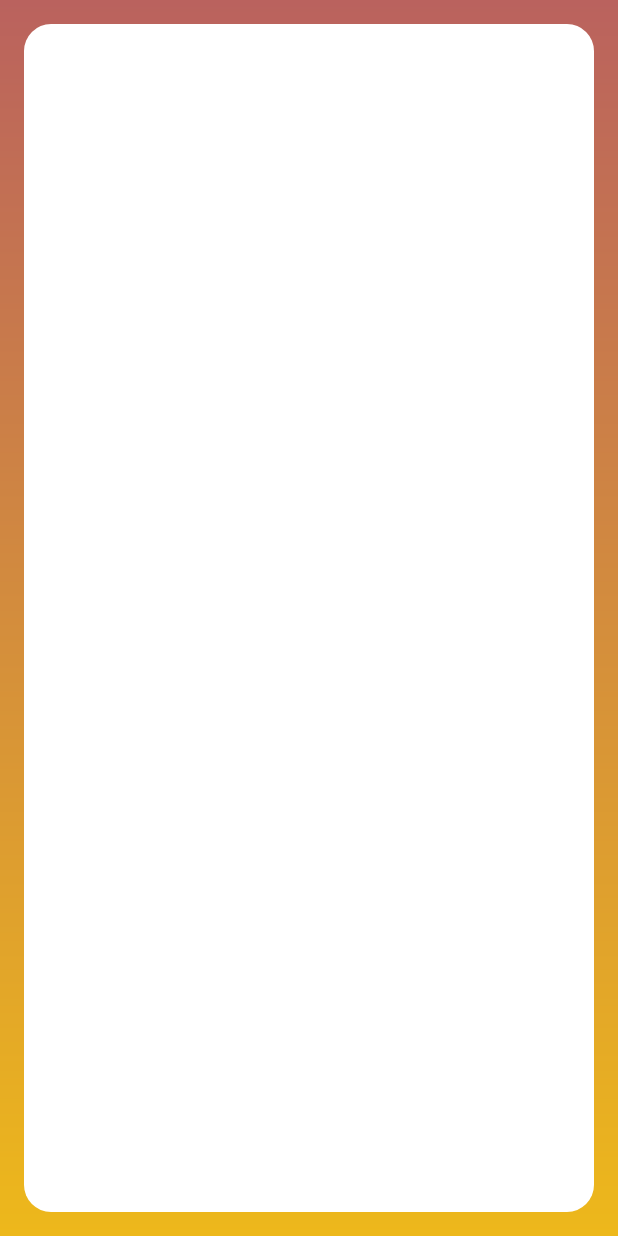
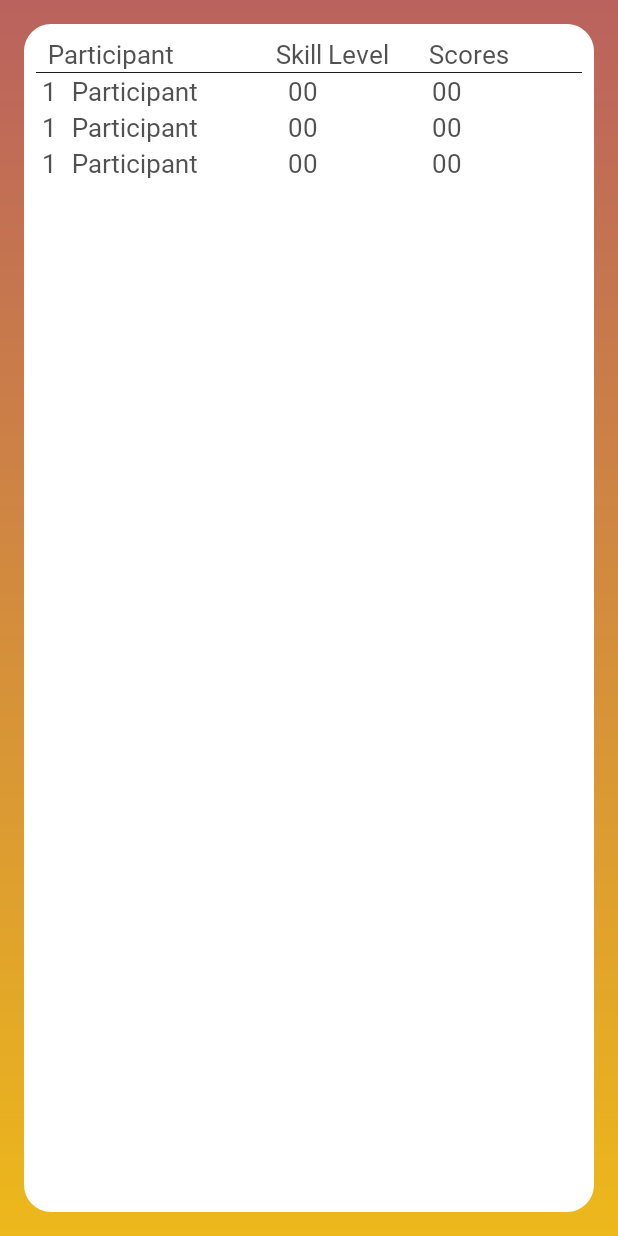
Before and after one commit to Xkoranate-Mobile-Development-Team/Xkoranate-Mobile, an Android app: the layout fragment_league_table.xml on its own in the app's theme, with its tools: preview values and no code run, on a phone screen of 412 x 824 dp. Run offline under Robolectric (Android 15) with nearby library versions, the light colour scheme and no system bars.

Commit message:
sharedViewModel

```diff
--- a/app/src/main/res/layout/fragment_league_table.xml
+++ b/app/src/main/res/layout/fragment_league_table.xml
@@ -1,18 +1,76 @@
 <?xml version="1.0" encoding="utf-8"?>
 
 <layout xmlns:android="http://schemas.android.com/apk/res/android"
+    xmlns:app="http://schemas.android.com/apk/res-auto"
     xmlns:tools="http://schemas.android.com/tools">
 
     <FrameLayout
         android:layout_width="match_parent"
         android:layout_height="match_parent"
+        android:background="@drawable/gradient_color"
         tools:context=".ui.fragments.LeagueTableFragment">
 
-        <TableLayout
+        <androidx.constraintlayout.widget.ConstraintLayout
             android:layout_width="match_parent"
             android:layout_height="match_parent"
             android:layout_margin="16dp"
-            android:background="@drawable/white_rounded_bg" />
+            android:background="@drawable/white_rounded_bg"
+            android:padding="8dp">
+
+            <LinearLayout
+                android:id="@+id/tableHeaders"
+                android:layout_width="match_parent"
+                android:layout_height="wrap_content"
+                android:orientation="horizontal"
+                app:layout_constraintEnd_toEndOf="parent"
+                app:layout_constraintStart_toStartOf="parent"
+                app:layout_constraintTop_toTopOf="parent">
+
+                <TextView
+                    android:layout_width="0dp"
+                    android:layout_height="wrap_content"
+                    android:layout_marginStart="8dp"
+                    android:layout_weight="1.5"
+                    android:fontFamily="@font/meiryo_ui_w53_regular"
+                    android:text="@string/participant"
+                    android:textSize="17sp" />
+
+                <TextView
+                    android:layout_width="0dp"
+                    android:layout_height="wrap_content"
+                    android:layout_weight="1"
+                    android:fontFamily="@font/meiryo_ui_w53_regular"
+                    android:text="@string/skill_level"
+                    android:textSize="17sp" />
+
+                <TextView
+                    android:layout_width="0dp"
+                    android:layout_height="wrap_content"
+                    android:layout_weight="1"
+                    android:fontFamily="@font/meiryo_ui_w53_regular"
+                    android:text="@string/scores_goals"
+                    android:textSize="17sp" />
+
+            </LinearLayout>
+
+            <ImageView
+                android:id="@+id/divider"
+                android:layout_width="match_parent"
+                android:layout_height="wrap_content"
+                android:src="@color/black"
+                app:layout_constraintEnd_toEndOf="parent"
+                app:layout_constraintStart_toStartOf="parent"
+                app:layout_constraintTop_toBottomOf="@+id/tableHeaders" />
+
+            <androidx.recyclerview.widget.RecyclerView
+                android:layout_width="match_parent"
+                android:layout_height="wrap_content"
+                app:layout_constraintEnd_toEndOf="parent"
+                app:layout_constraintStart_toStartOf="parent"
+                app:layout_constraintTop_toBottomOf="@+id/divider"
+                tools:listitem="@layout/rv_child_league_table" />
+
+        </androidx.constraintlayout.widget.ConstraintLayout>
 
     </FrameLayout>
 
--- /dev/null
+++ b/app/src/main/res/layout/rv_child_league_table.xml
@@ -0,0 +1,59 @@
+<?xml version="1.0" encoding="utf-8"?>
+<androidx.constraintlayout.widget.ConstraintLayout xmlns:android="http://schemas.android.com/apk/res/android"
+    xmlns:app="http://schemas.android.com/apk/res-auto"
+    android:layout_width="match_parent"
+    android:layout_height="wrap_content"
+    android:paddingStart="4dp"
+    android:paddingEnd="4dp">
+
+    <LinearLayout
+        android:layout_width="match_parent"
+        android:layout_height="wrap_content"
+        app:layout_constraintEnd_toEndOf="parent"
+        app:layout_constraintStart_toStartOf="parent"
+        app:layout_constraintTop_toTopOf="parent">
+
+        <TextView
+            android:id="@+id/sn"
+            android:layout_width="12dp"
+            android:layout_height="wrap_content"
+            android:fontFamily="@font/meiryo_ui_w53_regular"
+            android:maxLength="2"
+            android:text="@string/_1"
+            android:textSize="17sp" />
+
+        <TextView
+            android:id="@+id/participantName"
+            android:layout_width="0dp"
+            android:layout_height="wrap_content"
+            android:layout_marginStart="8dp"
+            android:layout_weight="1.5"
+            android:ellipsize="end"
+            android:fontFamily="@font/meiryo_ui_w53_regular"
+            android:maxLines="1"
+            android:text="@string/participant"
+            android:textSize="17sp" />
+
+        <TextView
+            android:id="@+id/skillLevel"
+            android:layout_width="0dp"
+            android:layout_height="wrap_content"
+            android:layout_weight="1"
+            android:fontFamily="@font/meiryo_ui_w53_regular"
+            android:maxLines="1"
+            android:text="@string/_00"
+            android:textSize="17sp" />
+
+        <TextView
+            android:id="@+id/scores_goals"
+            android:layout_width="0dp"
+            android:layout_height="wrap_content"
+            android:layout_weight="1"
+            android:fontFamily="@font/meiryo_ui_w53_regular"
+            android:maxLines="1"
+            android:text="@string/_00"
+            android:textSize="17sp" />
+
+    </LinearLayout>
+
+</androidx.constraintlayout.widget.ConstraintLayout>
--- a/app/src/main/res/values/strings.xml
+++ b/app/src/main/res/values/strings.xml
@@ -63,6 +63,10 @@
     <string name="are_you_sure_you_want_to_cancel_ongoing_match">Are you sure you want to cancel ongoing match?</string>
     <string name="stop_match">Stop match</string>
     <string name="league_table">League Table</string>
+    <string name="_1">1</string>
+    <string name="scores_goals">Scores</string>
+    <string name="s_n">S/N</string>
+    <string name="_00">00</string>
     <string-array name="events_array">
         <item />
     </string-array>
```
Also changed, not shown: app/src/main/java/com/xkoranate/ui/fragments/ChooseEventFragment.kt (+19 -16 lines), app/src/main/java/com/xkoranate/ui/fragments/IndividualEventFragment.kt (+12 -0 lines), app/src/main/java/com/xkoranate/ui/fragments/SetParticipantsFragment.kt (+8 -0 lines), app/src/main/java/com/xkoranate/ui/viewmodels/participants/SetParticipantsViewModel.kt (+29 -26 lines), app/src/main/res/layout/splash_screen.xml (+6 -17 lines), app/src/main/res/drawable/processing.gif (deleted).
